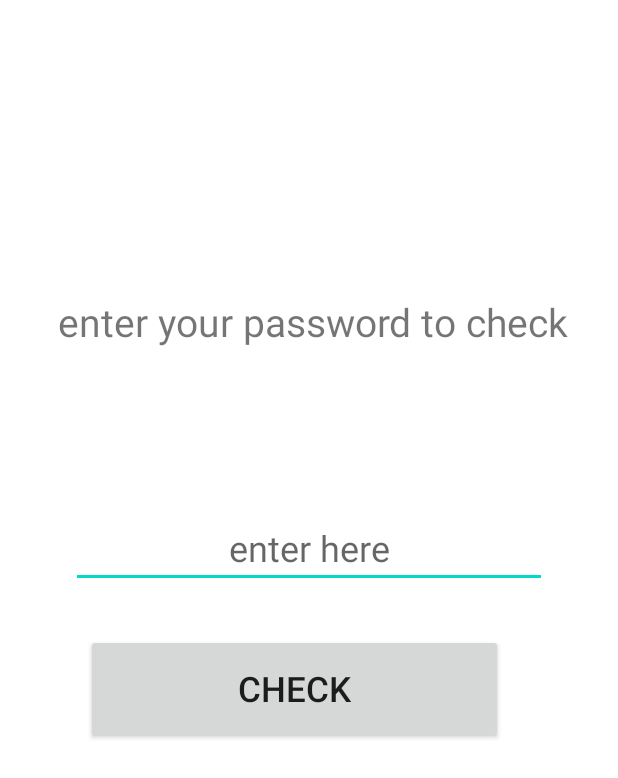
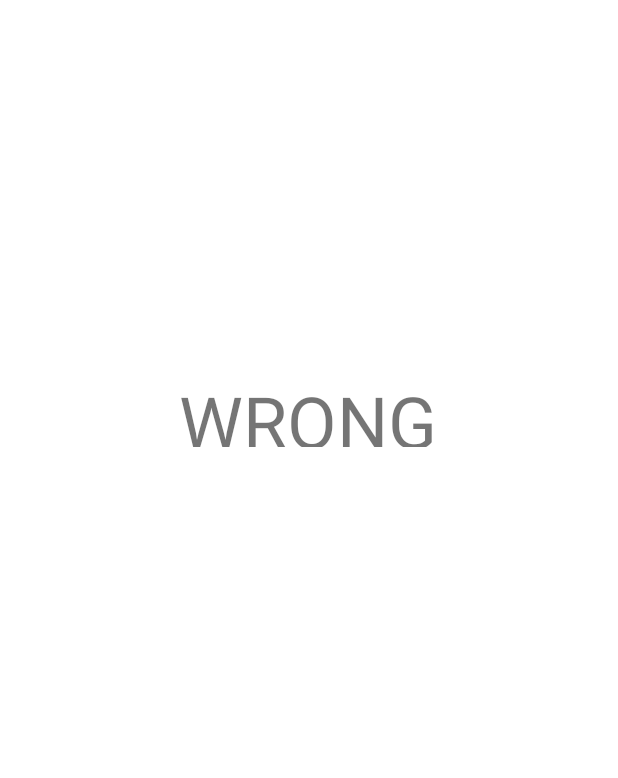
Before and after one commit to suman-somu/passwrdGenrtrVldatr, an Android app: the passValidator screen opened directly, with no data from a screen before it, after a tap on "CHECK", on a phone screen of 412 x 824 dp. Shown: the top 778 px of the screen. Run offline under Robolectric (Android 15) with nearby library versions, the phone set to English and light mode, and no system bars.

Commit message:
change in validator files

```diff
--- a/app/src/main/java/com/example/passwordgeneratorandvalidator/passValidator.java
+++ b/app/src/main/java/com/example/passwordgeneratorandvalidator/passValidator.java
@@ -2,8 +2,10 @@ package com.example.passwordgeneratorandvalidator;
 import android.app.Activity;
 import android.os.Bundle;
 import android.view.View;
+import android.view.inputmethod.InputMethodManager;
 import android.widget.Button;
 import android.widget.EditText;
+import android.widget.TextView;
 import android.widget.Toast;
 
 import androidx.annotation.Nullable;
@@ -21,6 +23,20 @@ public class passValidator extends Activity {
             public void onClick(View v) {
 
                 //hide all the unrequired Views
+                TextView t= findViewById(R.id.textView);
+                t.setVisibility(View.INVISIBLE);
+
+                EditText e= findViewById(R.id.editTextTextPersonName2);
+                e.setVisibility(View.INVISIBLE);
+
+                Button b= findViewById(R.id.button);
+                b.setVisibility(View.INVISIBLE);
+
+                InputMethodManager imm = (InputMethodManager) getSystemService(Activity.INPUT_METHOD_SERVICE);
+                imm.toggleSoftInput(InputMethodManager.HIDE_IMPLICIT_ONLY, 0);
+                //over
+
+
                 startFunction();
             }
         });
@@ -34,15 +50,19 @@ public class passValidator extends Activity {
 
         boolean b = isValid(toCheck);
 
+        TextView result = findViewById(R.id.textViewResult);
         if(b){
 
-            // hide the elements
-            Toast.makeText(getApplication(), "correct", Toast.LENGTH_SHORT).show();
+//            Toast.makeText(getApplication(), "correct", Toast.LENGTH_SHORT).show();
+
+            result.setText("CORRECT");
 
 
         }
         else {
-            Toast.makeText(getApplication(), "wrong", Toast.LENGTH_SHORT).show();
+//            Toast.makeText(getApplication(), "wrong", Toast.LENGTH_SHORT).show();
+
+            result.setText("WRONG");
         }
 
     }
--- a/app/src/main/res/layout/pass_validator.xml
+++ b/app/src/main/res/layout/pass_validator.xml
@@ -45,4 +45,16 @@
         app:layout_constraintEnd_toEndOf="parent"
         app:layout_constraintStart_toStartOf="parent" />
 
+    <TextView
+        android:id="@+id/textViewResult"
+        android:layout_width="246dp"
+        android:layout_height="50dp"
+        android:layout_marginTop="248dp"
+        android:textAlignment="center"
+        android:textSize="48sp"
+        app:layout_constraintEnd_toEndOf="parent"
+        app:layout_constraintHorizontal_bias="0.496"
+        app:layout_constraintStart_toStartOf="parent"
+        app:layout_constraintTop_toTopOf="parent" />
+
 </androidx.constraintlayout.widget.ConstraintLayout>
```
